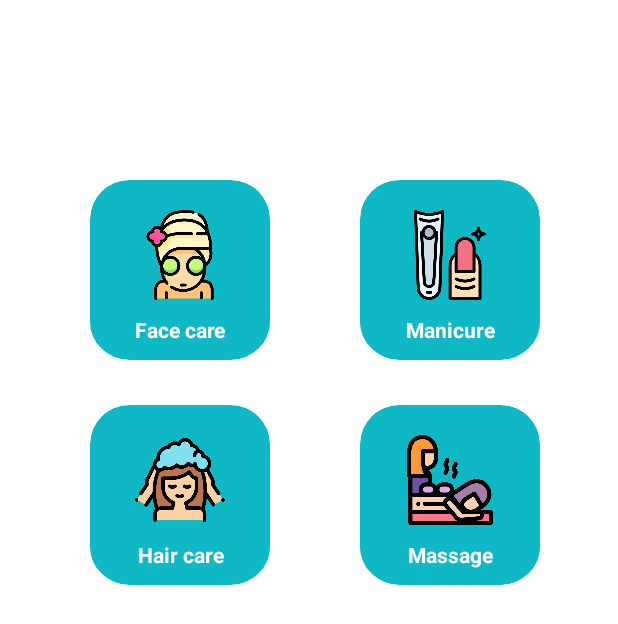
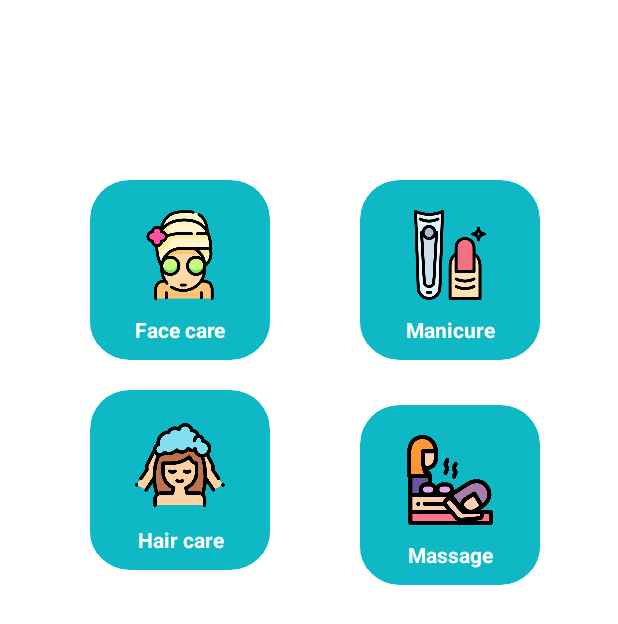
Before and after one commit to ItzTorres/SpaApp, an Android app: the layout fragment_home.xml on its own in the app's theme, with its tools: preview values and no code run, on a phone screen of 412 x 824 dp. Shown: the top 624 px of the screen. Run offline under Robolectric (Android 15) with nearby library versions, the phone set to English and light mode, and no system bars.

Commit message:
Add dimens

```diff
--- a/app/src/main/res/layout/fragment_home.xml
+++ b/app/src/main/res/layout/fragment_home.xml
@@ -7,8 +7,8 @@
 <LinearLayout xmlns:android="http://schemas.android.com/apk/res/android"
     android:layout_width="wrap_content"
     android:layout_height="wrap_content"
-    android:layout_marginTop="120dp"
-    android:layout_marginStart="60dp"
+    android:layout_marginTop="@dimen/dime_120"
+    android:layout_marginStart="@dimen/dime_60"
     android:orientation="vertical">
 
     <LinearLayout
@@ -19,21 +19,21 @@
         <androidx.cardview.widget.CardView
             xmlns:card_view="http://schemas.android.com/apk/res-auto"
             android:id="@+id/card_view1"
-            android:layout_width="120dp"
-            android:layout_height="120dp"
-            android:layout_marginEnd="30dp"
+            android:layout_width="@dimen/dime_120"
+            android:layout_height="@dimen/dime_120"
+            android:layout_marginEnd="@dimen/dime_30"
             card_view:layout_constraintEnd_toStartOf="@+id/card_view2"
             card_view:cardBackgroundColor="@color/colorPrimary"
-            card_view:cardCornerRadius="26dp">
+            card_view:cardCornerRadius="@dimen/dime_26">
 
             <ImageView
                 android:id="@+id/iv_face_care"
-                android:layout_width="60dp"
-                android:layout_height="60dp"
+                android:layout_width="@dimen/dime_60"
+                android:layout_height="@dimen/dime_60"
                 android:src="@drawable/facemask"
-                android:layout_marginTop="20dp"
-                android:layout_marginEnd="30dp"
-                android:layout_marginStart="30dp"
+                android:layout_marginTop="@dimen/dime_20"
+                android:layout_marginEnd="@dimen/dime_30"
+                android:layout_marginStart="@dimen/dime_30"
             />
 
             <TextView
@@ -44,27 +44,27 @@
                 android:textStyle="bold"
                 android:gravity="center"
                 android:background="@color/colorPrimary"
-                android:layout_marginTop="90dp"
+                android:layout_marginTop="@dimen/dime_90"
                 android:text="Face care"/>
         </androidx.cardview.widget.CardView>
 
         <androidx.cardview.widget.CardView
             xmlns:card_view="http://schemas.android.com/apk/res-auto"
             android:id="@+id/card_view2"
-            android:layout_width="120dp"
-            android:layout_height="120dp"
-            android:layout_marginStart="30dp"
+            android:layout_width="@dimen/dime_120"
+            android:layout_height="@dimen/dime_120"
+            android:layout_marginStart="@dimen/dime_30"
             card_view:cardBackgroundColor="@color/colorPrimary"
-            card_view:cardCornerRadius="26dp">
+            card_view:cardCornerRadius="@dimen/dime_26">
 
             <ImageView
                 android:id="@+id/iv_nails"
-                android:layout_width="60dp"
-                android:layout_height="60dp"
+                android:layout_width="@dimen/dime_60"
+                android:layout_height="@dimen/dime_60"
                 android:src="@drawable/nails"
-                android:layout_marginTop="20dp"
-                android:layout_marginEnd="30dp"
-                android:layout_marginStart="30dp"
+                android:layout_marginTop="@dimen/dime_20"
+                android:layout_marginEnd="@dimen/dime_30"
+                android:layout_marginStart="@dimen/dime_30"
                 />
 
             <TextView
@@ -75,7 +75,7 @@
                 android:textStyle="bold"
                 android:gravity="center"
                 android:background="@color/colorPrimary"
-                android:layout_marginTop="90dp"
+                android:layout_marginTop="@dimen/dime_90"
                 android:text="Manicure"/>
         </androidx.cardview.widget.CardView>
     </LinearLayout>
@@ -86,22 +86,22 @@
         <androidx.cardview.widget.CardView
             xmlns:card_view="http://schemas.android.com/apk/res-auto"
             android:id="@+id/card_view3"
-            android:layout_width="120dp"
-            android:layout_height="120dp"
-            android:layout_marginTop="30dp"
-            android:layout_marginEnd="30dp"
+            android:layout_width="@dimen/dime_120"
+            android:layout_height="@dimen/dime_120"
+            android:layout_marginTop="@dimen/dime_20"
+            android:layout_marginEnd="@dimen/dime_30"
             card_view:layout_constraintEnd_toStartOf="@+id/card_view4"
             card_view:cardBackgroundColor="@color/colorPrimary"
             card_view:cardCornerRadius="26dp">
 
             <ImageView
                 android:id="@+id/iv_hair_care"
-                android:layout_width="60dp"
-                android:layout_height="60dp"
+                android:layout_width="@dimen/dime_60"
+                android:layout_height="@dimen/dime_60"
                 android:src="@drawable/haircare"
-                android:layout_marginTop="20dp"
-                android:layout_marginEnd="30dp"
-                android:layout_marginStart="30dp"
+                android:layout_marginTop="@dimen/dime_20"
+                android:layout_marginEnd="@dimen/dime_30"
+                android:layout_marginStart="@dimen/dime_30"
                 />
 
             <TextView
@@ -112,29 +112,29 @@
                 android:textStyle="bold"
                 android:gravity="center"
                 android:background="@color/colorPrimary"
-                android:layout_marginTop="90dp"
+                android:layout_marginTop="@dimen/dime_90"
                 android:text="Hair care"/>
         </androidx.cardview.widget.CardView>
 
         <androidx.cardview.widget.CardView
             xmlns:card_view="http://schemas.android.com/apk/res-auto"
             android:id="@+id/card_view4"
-            android:layout_width="120dp"
-            android:layout_height="120dp"
-            android:layout_marginTop="30dp"
-            android:layout_marginStart="30dp"
+            android:layout_width="@dimen/dime_120"
+            android:layout_height="@dimen/dime_120"
+            android:layout_marginTop="@dimen/dime_30"
+            android:layout_marginStart="@dimen/dime_30"
             card_view:layout_constraintStart_toEndOf="@+id/card_view3"
             card_view:cardBackgroundColor="@color/colorPrimary"
-            card_view:cardCornerRadius="26dp">
+            card_view:cardCornerRadius="@dimen/dime_26">
 
             <ImageView
                 android:id="@+id/iv_massage"
-                android:layout_width="60dp"
-                android:layout_height="60dp"
+                android:layout_width="@dimen/dime_60"
+                android:layout_height="@dimen/dime_60"
                 android:src="@drawable/massage"
-                android:layout_marginTop="20dp"
-                android:layout_marginEnd="30dp"
-                android:layout_marginStart="30dp"
+                android:layout_marginTop="@dimen/dime_20"
+                android:layout_marginEnd="@dimen/dime_30"
+                android:layout_marginStart="@dimen/dime_30"
                 />
 
             <TextView
@@ -145,7 +145,7 @@
                 android:textStyle="bold"
                 android:gravity="center"
                 android:background="@color/colorPrimary"
-                android:layout_marginTop="90dp"
+                android:layout_marginTop="@dimen/dime_90"
                 android:text="Massage"/>
         </androidx.cardview.widget.CardView>
     </LinearLayout>
--- /dev/null
+++ b/app/src/main/res/values/dimens.xml
@@ -0,0 +1,15 @@
+<?xml version="1.0" encoding="utf-8"?><!--
+  ~ dimens.xml
+  ~ Created by Itz Torres on 21/5/23 02:04
+  ~ Copyright. All rights reserved.
+  -->
+
+<resources>
+    <dimen name="dime_0">0dp</dimen>
+    <dimen name="dime_20">20dp</dimen>
+    <dimen name="dime_26">26dp</dimen>
+    <dimen name="dime_30">30dp</dimen>
+    <dimen name="dime_60">60dp</dimen>
+    <dimen name="dime_90">90dp</dimen>
+    <dimen name="dime_120">120dp</dimen>
+</resources>
```
